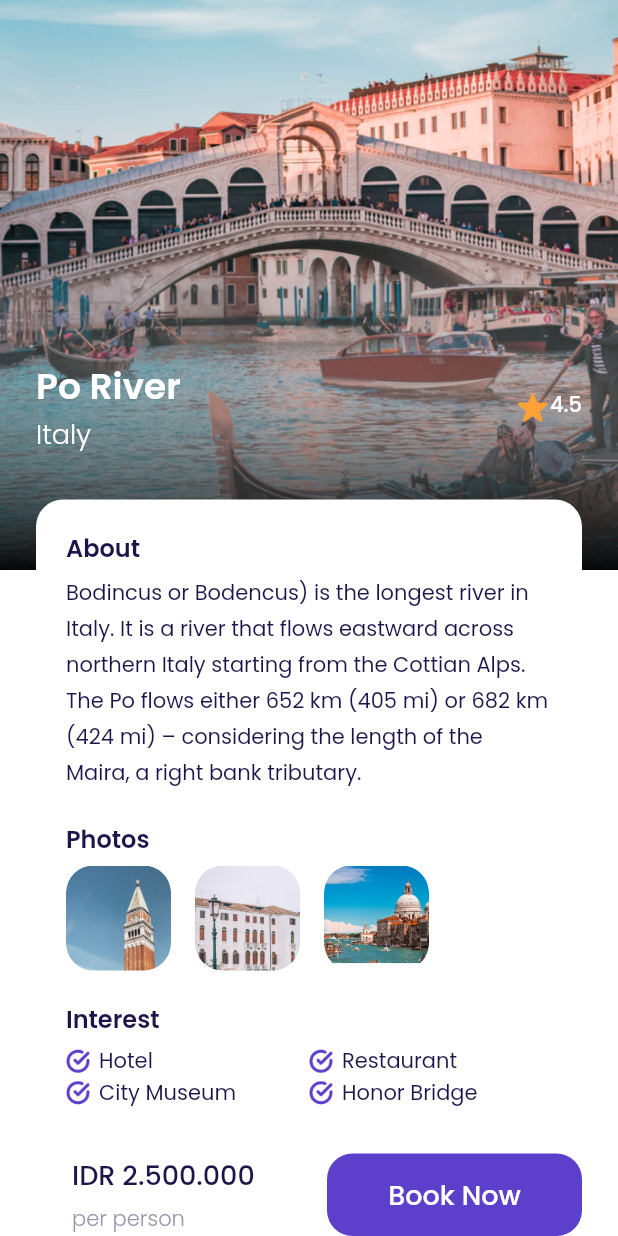
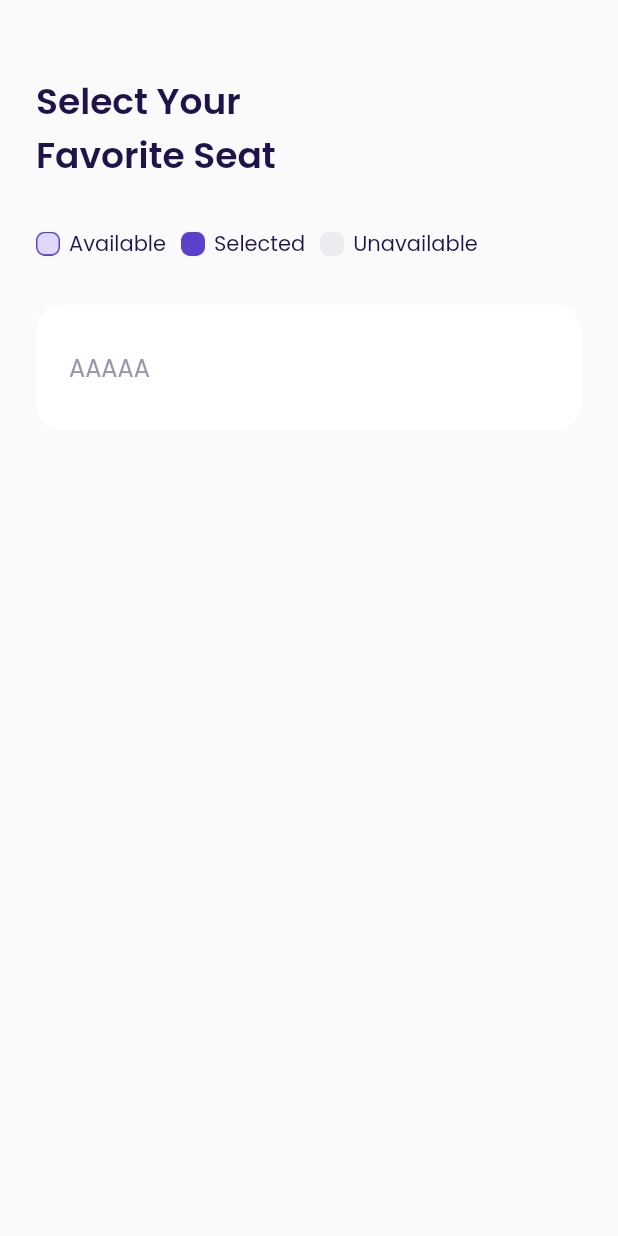
Before and after one commit to daffapw/booking_app, a Flutter app: the DetailPage screen opened directly, scrolled down 70 dp, after a tap on "Book Now", on a phone screen of 412 x 824 dp. Run offline on Flutter 3.47's test engine with Material 2 defaults, Android fonts, the phone set to English and light mode, and no system bars; our stand-ins replace google_fonts.

Commit message:
update select seat

```diff
--- a/lib/theme.dart
+++ b/lib/theme.dart
@@ -5,8 +5,10 @@ double defaultMargin = 24.0;
 double defaultRadius = 17.0;
 
 Color primaryColor = Color(0xff5C40CC);
+Color primaryColor2 = Color(0xffE5E5E5);
 Color blackColor = Color(0xff1F1449);
 Color whiteColor = Color(0xffFFFFFF);
+Color kBackgroundColor = Color(0xffFAFAFA);
 Color greyColor = Color(0xff9698A9);
 Color greenColor = Color(0xff0EC3AE);
 Color redColor = Color(0xffEB70A5);
--- /dev/null
+++ b/lib/ui/pages/choose_seat_page.dart
@@ -0,0 +1,141 @@
+import 'package:booking_app/theme.dart';
+import 'package:flutter/material.dart';
+
+class ChooseSeat extends StatelessWidget {
+  const ChooseSeat({Key? key}) : super(key: key);
+
+  @override
+  Widget build(BuildContext context) {
+    Widget title() {
+      return Container(
+        margin: EdgeInsets.only(top: 50),
+        child: Text(
+          'Select Your\nFavorite Seat',
+          style: blackText.copyWith(fontWeight: semiBold, fontSize: 24),
+        ),
+      );
+    }
+
+    Widget seatStatus() {
+      return Container(
+        margin: EdgeInsets.only(top: 30),
+        child: Row(
+          children: [
+            //! available
+            Container(
+              width: 16,
+              height: 16,
+              margin: EdgeInsets.only(right: 6),
+              decoration: BoxDecoration(
+                  image: DecorationImage(
+                      image: AssetImage('assets/available.png'))),
+            ),
+            Text(
+              'Available',
+              style: blackText.copyWith(fontWeight: regular),
+            ),
+
+            //! selected
+            Container(
+              width: 16,
+              height: 16,
+              margin: EdgeInsets.only(right: 6, left: 10),
+              decoration: BoxDecoration(
+                  image: DecorationImage(
+                      image: AssetImage('assets/selected.png'))),
+            ),
+            Text(
+              'Selected',
+              style: blackText.copyWith(fontWeight: regular),
+            ),
+
+            //! unavailable
+            Container(
+              width: 16,
+              height: 16,
+              margin: EdgeInsets.only(right: 6, left: 10),
+              decoration: BoxDecoration(
+                  image: DecorationImage(
+                      image: AssetImage('assets/unavailable.png'))),
+            ),
+            Text(
+              'Unavailable',
+              style: blackText.copyWith(fontWeight: regular),
+            )
+          ],
+        ),
+      );
+    }
+
+    Widget selectSeat() {
+      return Container(
+        margin: EdgeInsets.only(top: 30),
+        width: double.infinity,
+        padding: EdgeInsets.symmetric(horizontal: 22, vertical: 30),
+        decoration: BoxDecoration(
+            color: whiteColor, borderRadius: BorderRadius.circular(18)),
+        child: Column(
+          children: [
+            Row(
+              //! seat indicator
+              children: [
+                Center(
+                  child: Expanded(
+                    child: Text(
+                      'A',
+                      style: greyText.copyWith(fontSize: 16),
+                    ),
+                  ),
+                ),
+                Center(
+                  child: Expanded(
+                    child: Text(
+                      'A',
+                      style: greyText.copyWith(fontSize: 16),
+                    ),
+                  ),
+                ),
+                Center(
+                  child: Expanded(
+                    child: Text(
+                      'A',
+                      style: greyText.copyWith(fontSize: 16),
+                    ),
+                  ),
+                ),
+                Center(
+                  child: Expanded(
+                    child: Text(
+                      'A',
+                      style: greyText.copyWith(fontSize: 16),
+                    ),
+                  ),
+                ),
+                Center(
+                  child: Expanded(
+                    child: Text(
+                      'A',
+                      style: greyText.copyWith(fontSize: 16),
+                    ),
+                  ),
+                ),
+              ],
+            )
+          ],
+        ),
+      );
+    }
+
+    return Scaffold(
+      backgroundColor: kBackgroundColor,
+      body: ListView(
+        padding: EdgeInsets.symmetric(horizontal: 24),
+        children: [
+          title(),
+          seatStatus(),
+          selectSeat(),
+        ],
+      ),
+    );
+  }
+}
--- a/lib/ui/pages/detail_page.dart
+++ b/lib/ui/pages/detail_page.dart
@@ -1,4 +1,5 @@
 import 'package:booking_app/theme.dart';
+import 'package:booking_app/ui/pages/choose_seat_page.dart';
 import 'package:booking_app/ui/widgets/custom_button.dart';
 import 'package:booking_app/ui/widgets/interest.dart';
 import 'package:booking_app/ui/widgets/photo_item.dart';
@@ -179,7 +180,9 @@ class DetailPage extends StatelessWidget {
                       ],
                     ),
                   ),
-                  CustomButton(title: 'Book Now', width: 170, onPressed: (){})
+                  CustomButton(title: 'Book Now', width: 170, onPressed: (){
+                    Navigator.push(context, MaterialPageRoute(builder: (context) => ChooseSeat()));
+                  })
                 ],
               ),
             ),
```
